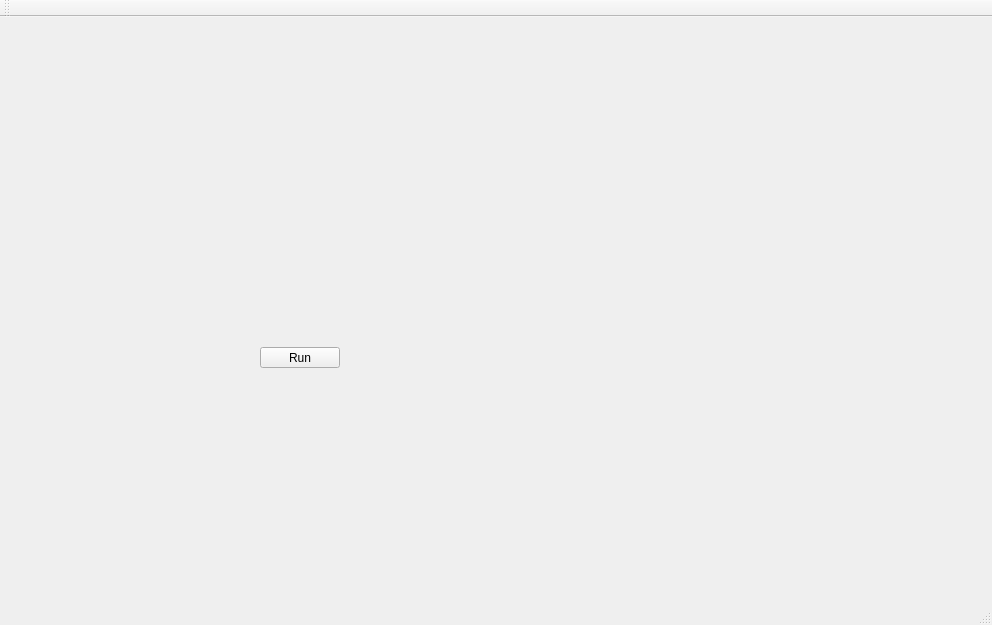
smandyscom/front-base-widget, file assemblyTestManualUI/mainwindow.ui: the form before one commit.
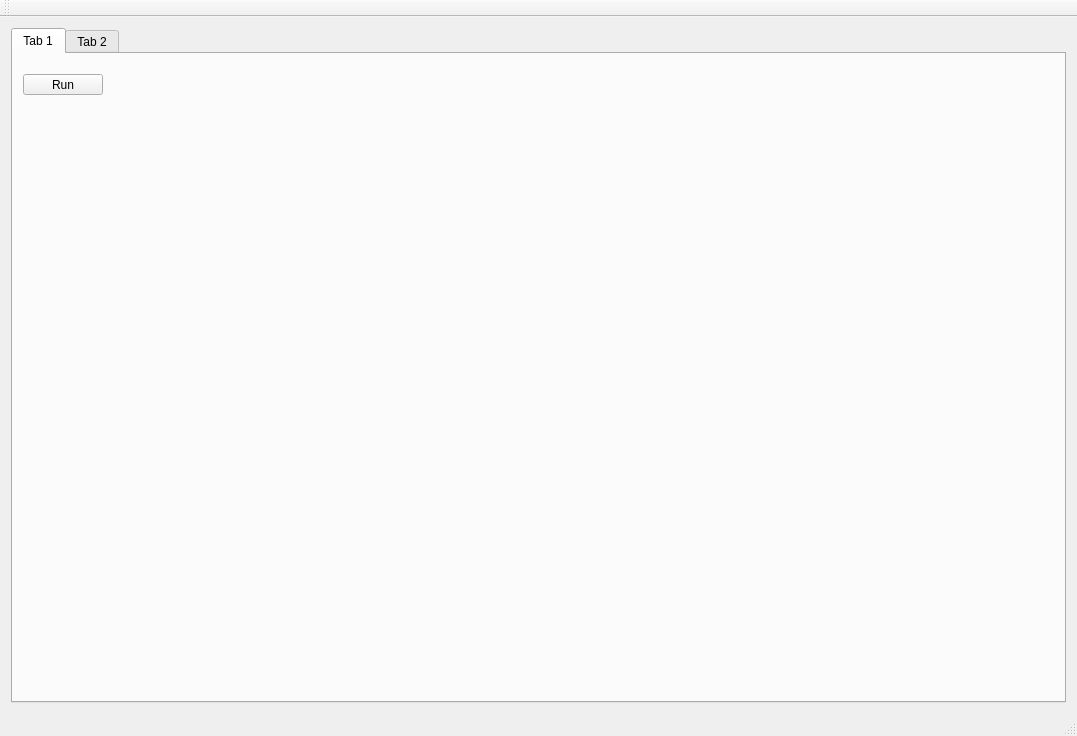
The form after the commit. The open tabs and pages were chosen to show the change. Custom widgets are drawn as their Qt base class.

Patch:
```diff
--- a/assemblyTestManualUI/mainwindow.ui
+++ b/assemblyTestManualUI/mainwindow.ui
@@ -6,19 +6,29 @@
    <rect>
     <x>0</x>
     <y>0</y>
-    <width>992</width>
-    <height>625</height>
+    <width>1077</width>
+    <height>736</height>
    </rect>
   </property>
   <property name="windowTitle">
    <string>MainWindow</string>
   </property>
   <widget class="QWidget" name="centralWidget">
+   <layout class="QGridLayout" name="gridLayout">
+    <item row="0" column="0">
+     <widget class="QTabWidget" name="tabWidget">
+      <property name="currentIndex">
+       <number>1</number>
+      </property>
+      <widget class="QWidget" name="tab">
+       <attribute name="title">
+        <string>Tab 1</string>
+       </attribute>
    <widget class="QPushButton" name="pushButton">
     <property name="geometry">
      <rect>
-      <x>260</x>
-      <y>330</y>
+          <x>10</x>
+          <y>20</y>
       <width>80</width>
       <height>21</height>
      </rect>
@@ -28,6 +38,15 @@
     </property>
    </widget>
   </widget>
+      <widget class="FrontAxisParameter" name="tab_2">
+       <attribute name="title">
+        <string>Tab 2</string>
+       </attribute>
+      </widget>
+     </widget>
+    </item>
+   </layout>
+  </widget>
   <widget class="QMenuBar" name="menuBar">
    <property name="geometry">
     <rect>
@@ -49,6 +68,14 @@
   <widget class="QStatusBar" name="statusBar"/>
  </widget>
  <layoutdefault spacing="6" margin="11"/>
+ <customwidgets>
+  <customwidget>
+   <class>FrontAxisParameter</class>
+   <extends>QWidget</extends>
+   <header>frontaxisparameter.h</header>
+   <container>1</container>
+  </customwidget>
+ </customwidgets>
  <resources/>
  <connections/>
 </ui>
```
Left out of the diff: 2 changed lines with no effect on the pictures. Lines whose indentation alone changed are shown as unchanged.
